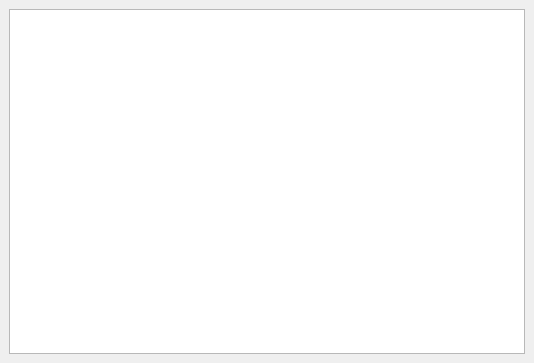
Old version of the form resources/gui/LogView.ui in the repository vstojkovic/berk.
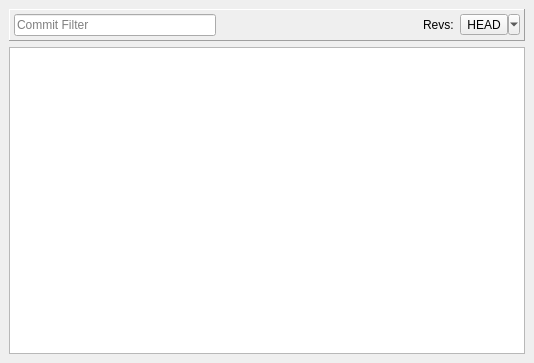
New version of the form. Custom widgets are drawn as their Qt base class.

Commit message: Implemented commit filtering in History view.

Diff of the .ui file:
```diff
--- a/resources/gui/LogView.ui
+++ b/resources/gui/LogView.ui
@@ -15,6 +15,58 @@
   </property>
   <widget class="QWidget" name="dockWidgetContents">
    <layout class="QVBoxLayout" name="verticalLayout">
+    <item>
+     <widget class="QFrame" name="filter_panel">
+      <property name="frameShape">
+       <enum>QFrame::Panel</enum>
+      </property>
+      <property name="frameShadow">
+       <enum>QFrame::Raised</enum>
+      </property>
+      <layout class="QHBoxLayout" name="horizontalLayout">
+       <property name="margin">
+        <number>4</number>
+       </property>
+       <item>
+        <widget class="FilterEditor" name="filter_text">
+         <property name="placeholderText">
+          <string>Commit Filter</string>
+         </property>
+        </widget>
+       </item>
+       <item>
+        <spacer name="horizontalSpacer">
+         <property name="orientation">
+          <enum>Qt::Horizontal</enum>
+         </property>
+         <property name="sizeHint" stdset="0">
+          <size>
+           <width>40</width>
+           <height>20</height>
+          </size>
+         </property>
+        </spacer>
+       </item>
+       <item>
+        <widget class="QLabel" name="select_revs_label">
+         <property name="text">
+          <string>Revs:</string>
+         </property>
+        </widget>
+       </item>
+       <item>
+        <widget class="QToolButton" name="select_revs_button">
+         <property name="text">
+          <string>HEAD</string>
+         </property>
+         <property name="popupMode">
+          <enum>QToolButton::MenuButtonPopup</enum>
+         </property>
+        </widget>
+       </item>
+      </layout>
+     </widget>
+    </item>
     <item>
      <widget class="QTableView" name="graph_table">
       <property name="selectionBehavior">
@@ -28,6 +80,13 @@
    </layout>
   </widget>
  </widget>
+ <customwidgets>
+  <customwidget>
+   <class>FilterEditor</class>
+   <extends>QLineEdit</extends>
+   <header>filtereditor.h</header>
+  </customwidget>
+ </customwidgets>
  <resources/>
  <connections/>
 </ui>
```
The commit also changes 3 other files.
